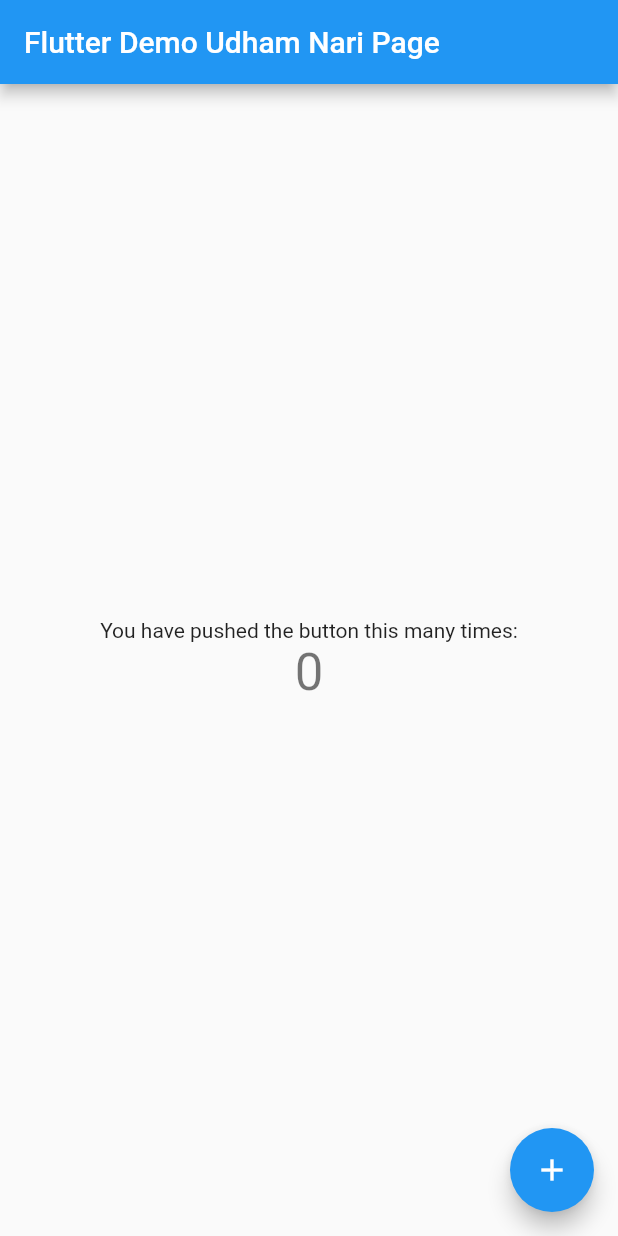
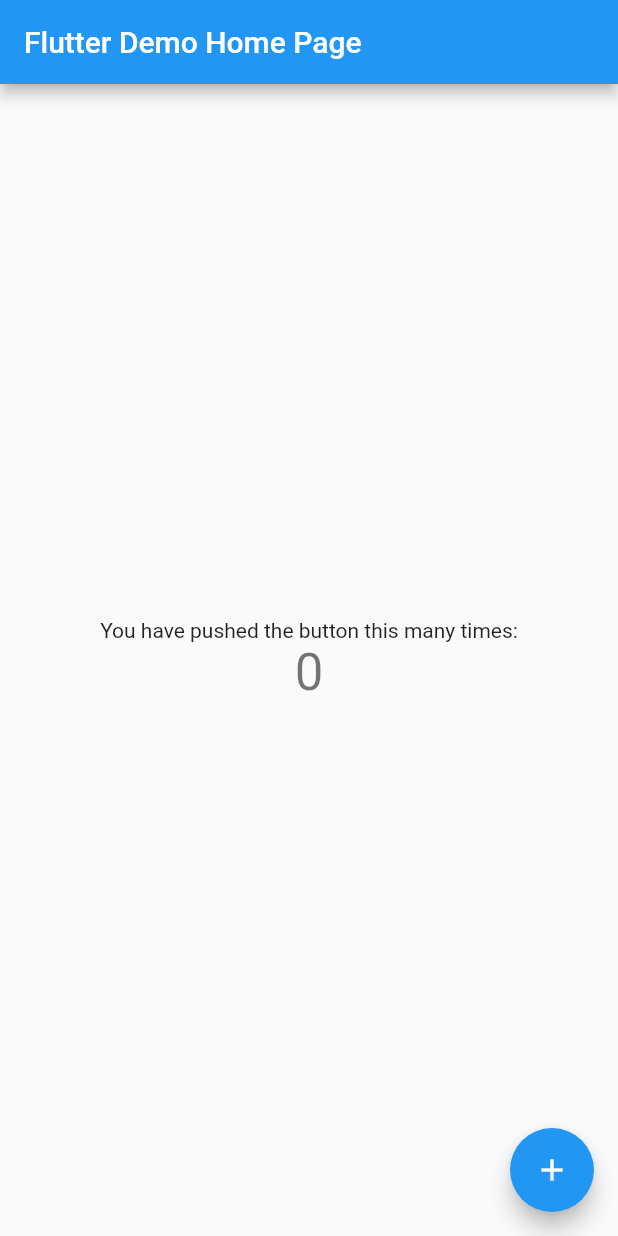
Before and after one commit to nepali-rakshya/chat_application_IT_Project, a Flutter app: the screen it shows after launch, on a phone screen of 412 x 824 dp. Run offline on Flutter 3.47's test engine with Material 2 defaults, Android fonts, the phone set to English and light mode, and no system bars.

Commit message:
first commit

```diff
--- a/lib/main.dart
+++ b/lib/main.dart
@@ -24,7 +24,7 @@ class MyApp extends StatelessWidget {
         // is not restarted.
         primarySwatch: Colors.blue,
       ),
-      home: const MyHomePage(title: 'Flutter Demo Udham Nari Page'),
+      home: const MyHomePage(title: 'Flutter Demo Home Page'),
     );
   }
 }
```
Also changed, not shown: lib/screens/home/home.dart (added).
